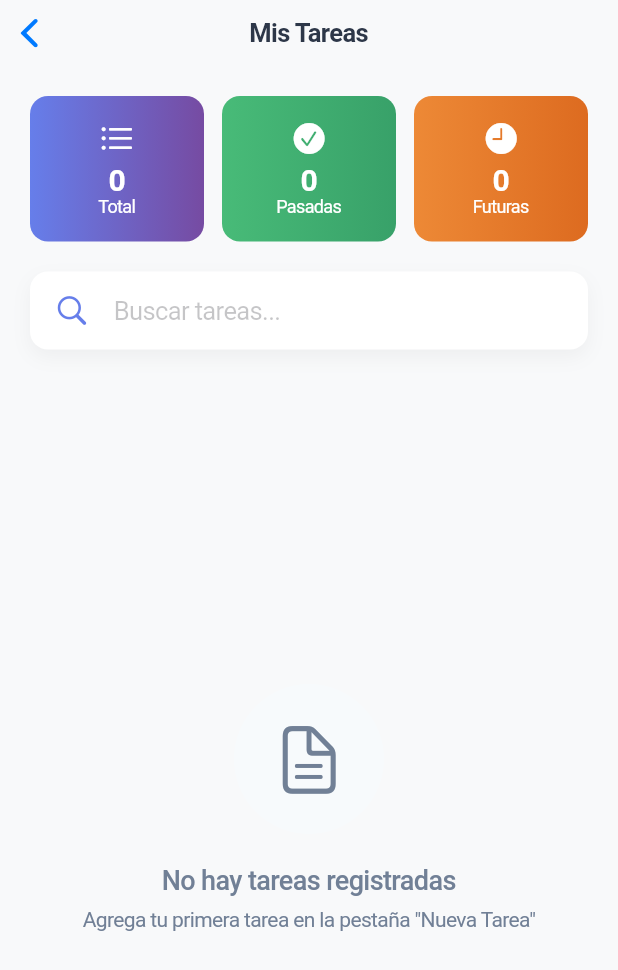
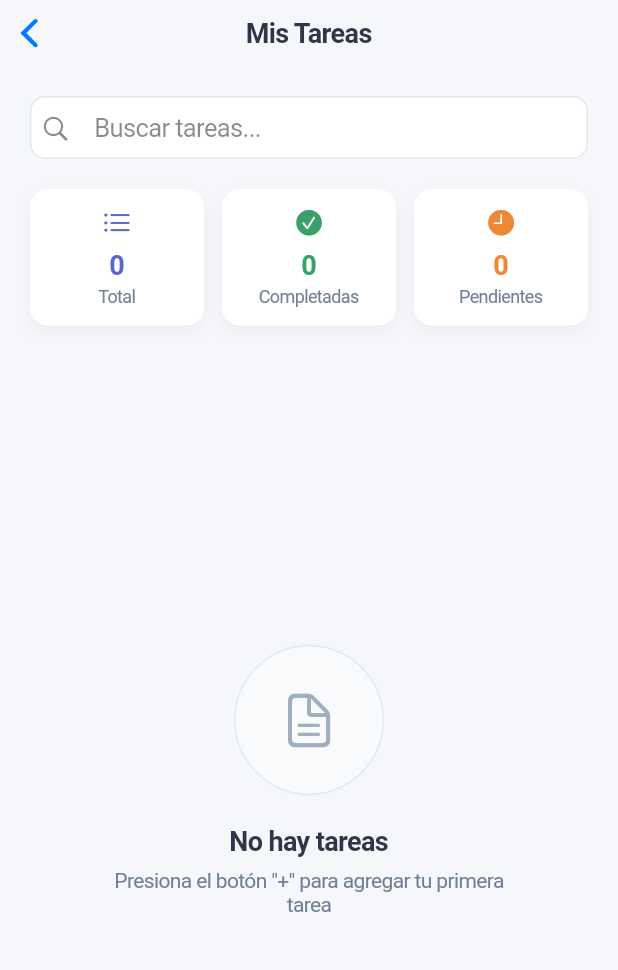
Before and after one commit to ErickGC546/Lab12-Dart, a Flutter app: the TaskListScreen screen opened directly, on a phone screen of 412 x 824 dp. Shown: the top 970 px of the screen. Run offline on Flutter 3.47's test engine with Material 3 defaults, Android fonts, the phone set to English and light mode, and no system bars; accounts and stored records are empty.

Commit message:
Update task_list_screen.dart

```diff
--- a/lib/screens/task_list_screen.dart
+++ b/lib/screens/task_list_screen.dart
@@ -12,12 +12,14 @@ class _TaskListScreenState extends State<TaskListScreen> {
   String _searchQuery = '';
 
   List<Task> get filteredTasks {
-    if (_searchQuery.isEmpty) {
-      return globalTasks;
-    }
-    return globalTasks.where((task) =>
-      task.description.toLowerCase().contains(_searchQuery.toLowerCase())
-    ).toList();
+    if (_searchQuery.isEmpty) return globalTasks;
+    return globalTasks
+        .where(
+          (task) => task.description.toLowerCase().contains(
+            _searchQuery.toLowerCase(),
+          ),
+        )
+        .toList();
   }
 
   void _deleteTask(int originalIndex) {
@@ -25,7 +27,9 @@ class _TaskListScreenState extends State<TaskListScreen> {
       context: context,
       builder: (modalContext) => CupertinoAlertDialog(
         title: const Text("Eliminar Tarea"),
-        content: const Text("¿Estás seguro de que quieres eliminar esta tarea?"),
+        content: const Text(
+          "¿Estás seguro de que quieres eliminar esta tarea?",
+        ),
         actions: [
           CupertinoDialogAction(
             child: const Text("Cancelar"),
@@ -49,11 +53,7 @@ class _TaskListScreenState extends State<TaskListScreen> {
   }
 
   String _formatDate(DateTime date) {
-    List<String> months = [
-      'Ene', 'Feb', 'Mar', 'Abr', 'May', 'Jun',
-      'Jul', 'Ago', 'Sep', 'Oct', 'Nov', 'Dic'
-    ];
-    return '${date.day} ${months[date.month - 1]} ${date.year}';
+    return '${date.day}/${date.month}/${date.year}';
   }
 
   Color _getPriorityColor(DateTime taskDate) {
@@ -63,9 +63,10 @@ class _TaskListScreenState extends State<TaskListScreen> {
     final difference = taskDay.difference(today).inDays;
 
     if (difference < 0) return const Color(0xFFE53E3E); // Pasada - Rojo
-    if (difference == 0 || difference == 1) return const Color(0xFFED8936); // Hoy/Mañana - Naranja
-    if (difference <= 7) return const Color(0xFFECC94B); // Próxima - Amarillo
-    return const Color(0xFF48BB78); // Normal - Verde
+    if (difference == 0) return const Color(0xFFED8936); // Hoy - Naranja
+    if (difference == 1) return const Color(0xFFECC94B); // Mañana - Amarillo
+    if (difference <= 7) return const Color(0xFF4299E1); // Esta semana - Azul
+    return const Color(0xFF48BB78); // Programada - Verde
   }
 
   String _getPriorityText(DateTime taskDate) {
@@ -74,17 +75,21 @@ class _TaskListScreenState extends State<TaskListScreen> {
     final today = DateTime(now.year, now.month, now.day);
     final difference = taskDay.difference(today).inDays;
 
-    if (difference < 0) return 'Pasada';
+    if (difference < 0) return 'Vencida';
     if (difference == 0) return 'Hoy';
     if (difference == 1) return 'Mañana';
-    if (difference <= 7) return 'Esta semana';
+    if (difference <= 7) return 'Próximos días';
     return 'Programada';
   }
 
   int _getCompletedTasksCount() {
     final today = DateTime.now();
     return globalTasks.where((task) {
-      final taskDate = DateTime(task.createdAt.year, task.createdAt.month, task.createdAt.day);
+      final taskDate = DateTime(
+        task.createdAt.year,
+        task.createdAt.month,
+        task.createdAt.day,
+      );
       final nowDate = DateTime(today.year, today.month, today.day);
       return taskDate.isBefore(nowDate);
     }).length;
@@ -93,7 +98,11 @@ class _TaskListScreenState extends State<TaskListScreen> {
   int _getUpcomingTasksCount() {
     final today = DateTime.now();
     return globalTasks.where((task) {
-      final taskDate = DateTime(task.createdAt.year, task.createdAt.month, task.createdAt.day);
+      final taskDate = DateTime(
+        task.createdAt.year,
+        task.createdAt.month,
+        task.createdAt.day,
+      );
       final nowDate = DateTime(today.year, today.month, today.day);
       return taskDate.isAfter(nowDate);
     }).length;
@@ -102,172 +111,66 @@ class _TaskListScreenState extends State<TaskListScreen> {
   @override
   Widget build(BuildContext context) {
     return CupertinoPageScaffold(
-      backgroundColor: const Color(0xFFF8F9FA),
-      navigationBar: const CupertinoNavigationBar(
-        backgroundColor: Color(0xFFF8F9FA),
-        middle: Text(
+      backgroundColor: const Color(0xFFF5F7FA),
+      navigationBar: CupertinoNavigationBar(
+        backgroundColor: CupertinoColors.white,
+        middle: const Text(
           'Mis Tareas',
           style: TextStyle(
+            fontSize: 18,
+            fontWeight: FontWeight.w600,
             color: Color(0xFF2D3748),
-            fontWeight: FontWeight.w600,
           ),
+        ),
+        border: const Border(
+          bottom: BorderSide(color: Color(0xFFEDF2F7), width: 0.5),
         ),
       ),
       child: SafeArea(
         child: Column(
           children: [
-            // Barra de búsqueda y estadísticas
-            Container(
+            // Barra de búsqueda
+            Padding(
               padding: const EdgeInsets.all(20),
-              child: Column(
-                children: [
-                  // Estadísticas rápidas
-                  Row(
-                    children: [
-                      Expanded(
-                        child: Container(
-                          padding: const EdgeInsets.all(16),
+              child: CupertinoSearchTextField(
+                placeholder: 'Buscar tareas...',
+                onChanged: (value) => setState(() => _searchQuery = value),
+                padding: const EdgeInsets.symmetric(
+                  horizontal: 16,
+                  vertical: 10,
+                ),
                 decoration: BoxDecoration(
-                            gradient: const LinearGradient(
-                              colors: [Color(0xFF667EEA), Color(0xFF764BA2)],
-                            ),
-                            borderRadius: BorderRadius.circular(12),
-                          ),
-                          child: Column(
-                            children: [
-                              const Icon(
-                                CupertinoIcons.list_bullet,
                   color: CupertinoColors.white,
-                                size: 24,
-                              ),
-                              const SizedBox(height: 4),
-                              Text(
-                                '${globalTasks.length}',
-                                style: const TextStyle(
-                                  color: CupertinoColors.white,
-                                  fontSize: 20,
-                                  fontWeight: FontWeight.bold,
-                                ),
-                              ),
-                              const Text(
-                                'Total',
-                                style: TextStyle(
-                                  color: CupertinoColors.white,
-                                  fontSize: 12,
-                                ),
-                              ),
-                            ],
+                  borderRadius: BorderRadius.circular(10),
+                  border: Border.all(color: const Color(0xFFE2E8F0), width: 1),
                 ),
               ),
             ),
-                      const SizedBox(width: 12),
-                      Expanded(
-                        child: Container(
-                          padding: const EdgeInsets.all(16),
-                          decoration: BoxDecoration(
-                            gradient: const LinearGradient(
-                              colors: [Color(0xFF48BB78), Color(0xFF38A169)],
-                            ),
-                            borderRadius: BorderRadius.circular(12),
-                          ),
-                          child: Column(
+
+            // Estadísticas
+            Padding(
+              padding: const EdgeInsets.symmetric(horizontal: 20),
+              child: Row(
                 children: [
-                              const Icon(
-                                CupertinoIcons.checkmark_circle_fill,
-                                color: CupertinoColors.white,
-                                size: 24,
-                              ),
-                              const SizedBox(height: 4),
-                              Text(
-                                '${_getCompletedTasksCount()}',
-                                style: const TextStyle(
-                                  color: CupertinoColors.white,
-                                  fontSize: 20,
-                                  fontWeight: FontWeight.bold,
-                                ),
-                              ),
-                              const Text(
-                                'Pasadas',
-                                style: TextStyle(
-                                  color: CupertinoColors.white,
-                                  fontSize: 12,
-                                ),
-                              ),
-                            ],
-                          ),
-                        ),
+                  _buildStatCard(
+                    icon: CupertinoIcons.list_bullet,
+                    value: globalTasks.length.toString(),
+                    label: 'Total',
+                    color: const Color(0xFF5B67CA),
                   ),
                   const SizedBox(width: 12),
-                      Expanded(
-                        child: Container(
-                          padding: const EdgeInsets.all(16),
-                          decoration: BoxDecoration(
-                            gradient: const LinearGradient(
-                              colors: [Color(0xFFED8936), Color(0xFFDD6B20)],
+                  _buildStatCard(
+                    icon: CupertinoIcons.checkmark_circle_fill,
+                    value: _getCompletedTasksCount().toString(),
+                    label: 'Completadas',
+                    color: const Color(0xFF38A169),
                   ),
-                            borderRadius: BorderRadius.circular(12),
-                          ),
-                          child: Column(
-                            children: [
-                              const Icon(
-                                CupertinoIcons.clock_fill,
-                                color: CupertinoColors.white,
-                                size: 24,
-                              ),
-                              const SizedBox(height: 4),
-                              Text(
-                                '${_getUpcomingTasksCount()}',
-                                style: const TextStyle(
-                                  color: CupertinoColors.white,
-                                  fontSize: 20,
-                                  fontWeight: FontWeight.bold,
-                                ),
-                              ),
-                              const Text(
-                                'Futuras',
-                                style: TextStyle(
-                                  color: CupertinoColors.white,
-                                  fontSize: 12,
-                                ),
-                              ),
-                            ],
-                          ),
-                        ),
-                      ),
-                    ],
-                  ),
-                  const SizedBox(height: 20),
-
-                  // Barra de búsqueda
-                  Container(
-                    decoration: BoxDecoration(
-                      color: CupertinoColors.white,
-                      borderRadius: BorderRadius.circular(12),
-                      boxShadow: [
-                        BoxShadow(
-                          color: CupertinoColors.systemGrey.withOpacity(0.1),
-                          blurRadius: 10,
-                          offset: const Offset(0, 5),
-                        ),
-                      ],
-                    ),
-                    child: CupertinoTextField(
-                      placeholder: 'Buscar tareas...',
-                      padding: const EdgeInsets.all(16),
-                      decoration: const BoxDecoration(),
-                      prefix: const Padding(
-                        padding: EdgeInsets.only(left: 16),
-                        child: Icon(
-                          CupertinoIcons.search,
-                          color: Color(0xFF667EEA),
-                        ),
-                      ),
-                      onChanged: (value) {
-                        setState(() {
-                          _searchQuery = value;
-                        });
-                      },
-                    ),
+                  const SizedBox(width: 12),
+                  _buildStatCard(
+                    icon: CupertinoIcons.clock_fill,
+                    value: _getUpcomingTasksCount().toString(),
+                    label: 'Pendientes',
+                    color: const Color(0xFFED8936),
                   ),
                 ],
               ),
@@ -275,86 +178,116 @@ class _TaskListScreenState extends State<TaskListScreen> {
 
             // Lista de tareas
             Expanded(
+              child: Padding(
+                padding: const EdgeInsets.symmetric(
+                  horizontal: 20,
+                  vertical: 16,
+                ),
                 child: filteredTasks.isEmpty
-                  ? Center(
-                      child: Column(
-                        mainAxisAlignment: MainAxisAlignment.center,
-                        children: [
-                          Container(
-                            width: 100,
-                            height: 100,
-                            decoration: BoxDecoration(
-                              color: const Color(0xFFF7FAFC),
-                              borderRadius: BorderRadius.circular(50),
-                            ),
-                            child: const Icon(
-                              CupertinoIcons.doc_text,
-                              size: 50,
-                              color: Color(0xFF718096),
+                    ? _buildEmptyState()
+                    : ListView.separated(
+                        itemCount: filteredTasks.length,
+                        separatorBuilder: (context, index) =>
+                            const SizedBox(height: 12),
+                        itemBuilder: (context, index) {
+                          final task = filteredTasks[index];
+                          final originalIndex = globalTasks.indexOf(task);
+                          final priorityColor = _getPriorityColor(
+                            task.createdAt,
+                          );
+                          final priorityText = _getPriorityText(task.createdAt);
+
+                          return _buildTaskItem(
+                            task: task,
+                            priorityColor: priorityColor,
+                            priorityText: priorityText,
+                            onDelete: () => _deleteTask(originalIndex),
+                          );
+                        },
                       ),
               ),
-                          const SizedBox(height: 20),
-                          Text(
-                            globalTasks.isEmpty ? 'No hay tareas registradas' : 'No se encontraron tareas',
-                            style: const TextStyle(
-                              fontSize: 18,
-                              color: Color(0xFF718096),
-                              fontWeight: FontWeight.w500,
-                            ),
-                          ),
-                          const SizedBox(height: 8),
-                          Text(
-                            globalTasks.isEmpty
-                                ? 'Agrega tu primera tarea en la pestaña "Nueva Tarea"'
-                                : 'Intenta con otra búsqueda',
-                            style: const TextStyle(
-                              fontSize: 14,
-                              color: Color(0xFF718096),
-                            ),
-                            textAlign: TextAlign.center,
             ),
           ],
         ),
-                    )
-                  : ListView.builder(
-                      padding: const EdgeInsets.symmetric(horizontal: 20),
-                      itemCount: filteredTasks.length,
-                      itemBuilder: (context, index) {
-                        final task = filteredTasks[index];
-                        final originalIndex = globalTasks.indexOf(task);
-                        final priorityColor = _getPriorityColor(task.createdAt);
-                        final priorityText = _getPriorityText(task.createdAt);
+      ),
+    );
+  }
 
-                        return Container(
-                          margin: const EdgeInsets.only(bottom: 16),
+  Widget _buildStatCard({
+    required IconData icon,
+    required String value,
+    required String label,
+    required Color color,
+  }) {
+    return Expanded(
+      child: Container(
+        padding: const EdgeInsets.all(12),
         decoration: BoxDecoration(
           color: CupertinoColors.white,
-                            borderRadius: BorderRadius.circular(16),
+          borderRadius: BorderRadius.circular(12),
           boxShadow: [
             BoxShadow(
               color: CupertinoColors.systemGrey.withOpacity(0.1),
-                                blurRadius: 10,
-                                offset: const Offset(0, 5),
+              blurRadius: 8,
+              offset: const Offset(0, 4),
+            ),
+          ],
+        ),
+        child: Column(
+          children: [
+            Icon(icon, size: 20, color: color),
+            const SizedBox(height: 8),
+            Text(
+              value,
+              style: TextStyle(
+                fontSize: 18,
+                fontWeight: FontWeight.bold,
+                color: color,
+              ),
+            ),
+            const SizedBox(height: 4),
+            Text(
+              label,
+              style: const TextStyle(fontSize: 12, color: Color(0xFF718096)),
+            ),
+          ],
+        ),
+      ),
+    );
+  }
+
+  Widget _buildTaskItem({
+    required Task task,
+    required Color priorityColor,
+    required String priorityText,
+    required VoidCallback onDelete,
+  }) {
+    return Container(
+      decoration: BoxDecoration(
+        color: CupertinoColors.white,
+        borderRadius: BorderRadius.circular(12),
+        boxShadow: [
+          BoxShadow(
+            color: CupertinoColors.systemGrey.withOpacity(0.1),
+            blurRadius: 8,
+            offset: const Offset(0, 4),
           ),
         ],
       ),
       child: CupertinoListTile(
-                            padding: const EdgeInsets.all(20),
+        padding: const EdgeInsets.all(16),
         leading: Container(
-                              width: 50,
-                              height: 50,
+          width: 40,
+          height: 40,
           decoration: BoxDecoration(
             color: priorityColor.withOpacity(0.1),
-                                borderRadius: BorderRadius.circular(25),
-                                border: Border.all(
-                                  color: priorityColor,
-                                  width: 2,
-                                ),
+            borderRadius: BorderRadius.circular(20),
+            border: Border.all(color: priorityColor, width: 1.5),
           ),
           child: Icon(
             CupertinoIcons.doc_text_fill,
+            size: 18,
             color: priorityColor,
-                                size: 24,
           ),
         ),
         title: Text(
@@ -365,18 +298,19 @@ class _TaskListScreenState extends State<TaskListScreen> {
             color: Color(0xFF2D3748),
           ),
         ),
-                            subtitle: Column(
+        subtitle: Padding(
+          padding: const EdgeInsets.only(top: 8),
+          child: Column(
             crossAxisAlignment: CrossAxisAlignment.start,
             children: [
-                                const SizedBox(height: 8),
               Row(
                 children: [
-                                    const Icon(
+                  Icon(
                     CupertinoIcons.calendar,
                     size: 14,
-                                      color: Color(0xFF718096),
+                    color: CupertinoColors.systemGrey,
                   ),
-                                    const SizedBox(width: 4),
+                  const SizedBox(width: 6),
                   Text(
                     _formatDate(task.createdAt),
                     style: const TextStyle(
@@ -386,9 +320,12 @@ class _TaskListScreenState extends State<TaskListScreen> {
                   ),
                 ],
               ),
-                                const SizedBox(height: 4),
+              const SizedBox(height: 6),
               Container(
-                                  padding: const EdgeInsets.symmetric(horizontal: 8, vertical: 4),
+                padding: const EdgeInsets.symmetric(
+                  horizontal: 10,
+                  vertical: 4,
+                ),
                 decoration: BoxDecoration(
                   color: priorityColor.withOpacity(0.1),
                   borderRadius: BorderRadius.circular(8),
@@ -397,38 +334,71 @@ class _TaskListScreenState extends State<TaskListScreen> {
                   priorityText,
                   style: TextStyle(
                     fontSize: 12,
+                    fontWeight: FontWeight.w600,
                     color: priorityColor,
-                                      fontWeight: FontWeight.w600,
                   ),
                 ),
               ),
             ],
           ),
+        ),
         trailing: CupertinoButton(
           padding: EdgeInsets.zero,
-                              child: Container(
-                                width: 32,
-                                height: 32,
-                                decoration: BoxDecoration(
-                                  color: const Color(0xFFFED7D7),
-                                  borderRadius: BorderRadius.circular(16),
-                                ),
+          minSize: 0,
           child: const Icon(
             CupertinoIcons.trash,
-                                  size: 16,
+            size: 20,
             color: Color(0xFFE53E3E),
           ),
-                              ),
-                              onPressed: () => _deleteTask(originalIndex),
+          onPressed: onDelete,
         ),
       ),
     );
-                      },
+  }
+
+  Widget _buildEmptyState() {
+    return Center(
+      child: Column(
+        mainAxisAlignment: MainAxisAlignment.center,
+        children: [
+          Container(
+            width: 100,
+            height: 100,
+            decoration: BoxDecoration(
+              color: const Color(0xFFF8FAFC),
+              borderRadius: BorderRadius.circular(50),
+              border: Border.all(color: const Color(0xFFE2E8F0), width: 1),
+            ),
+            child: const Icon(
+              CupertinoIcons.doc_text,
+              size: 40,
+              color: Color(0xFFA0AEC0),
+            ),
+          ),
+          const SizedBox(height: 20),
+          Text(
+            globalTasks.isEmpty
+                ? 'No hay tareas'
+                : 'No se encontraron resultados',
+            style: const TextStyle(
+              fontSize: 18,
+              fontWeight: FontWeight.w600,
+              color: Color(0xFF2D3748),
+            ),
+          ),
+          const SizedBox(height: 8),
+          Padding(
+            padding: const EdgeInsets.symmetric(horizontal: 40),
+            child: Text(
+              globalTasks.isEmpty
+                  ? 'Presiona el botón "+" para agregar tu primera tarea'
+                  : 'Intenta con otro término de búsqueda',
+              textAlign: TextAlign.center,
+              style: const TextStyle(fontSize: 14, color: Color(0xFF718096)),
             ),
           ),
         ],
       ),
-      ),
     );
   }
 }
```
Lines whose indentation alone changed are shown as unchanged.
